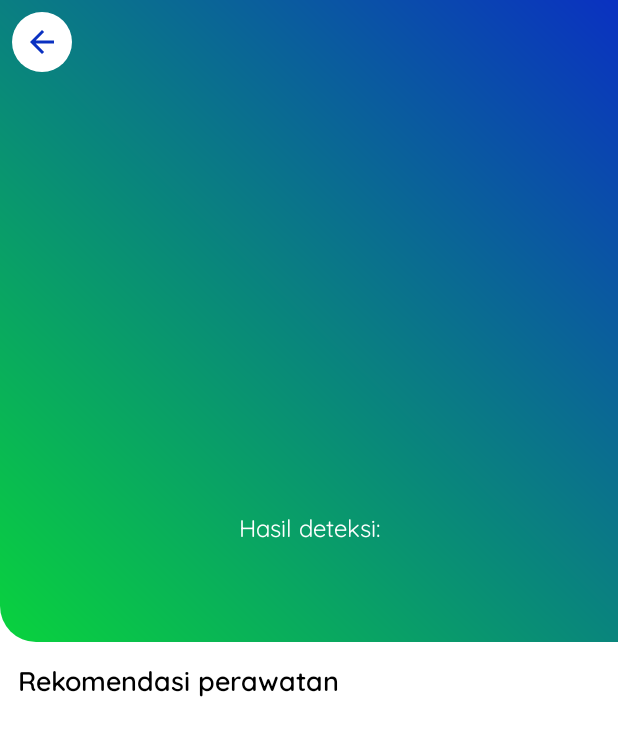
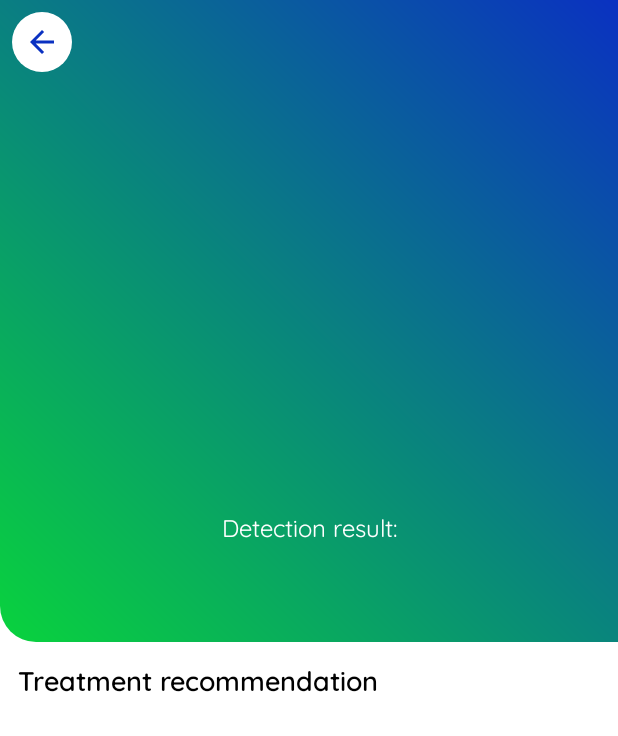
Before and after one commit to nfach98/easeplantz, an Android app: the ResultActivity screen opened directly, with no data from a screen before it, on a phone screen of 412 x 824 dp. Shown: the top 736 px of the screen. Run offline under Robolectric (Android 15) with nearby library versions, the phone set to English and light mode, and no system bars; our stand-ins replace Picasso; plain views replace RoundedImageView; pictures from the network do not load; 1 statement that could not run was skipped.

Commit message:
add english language

```diff
--- a/android/app/src/main/res/values/strings.xml
+++ b/android/app/src/main/res/values/strings.xml
@@ -1,8 +1,8 @@
 <resources>
     <string name="app_name">easeplantz</string>
     <string name="title">nama item</string>
-    <string name="choose_plants">Pilih tumbuhan</string>
-    <string name="message_wait">Tunggu sebentar … \neaseplantz sedang memproses data Anda</string>
-    <string name="recommendation">Rekomendasi perawatan</string>
-    <string name="detection_result">Hasil deteksi:</string>
+    <string name="choose_plants">Choose plants</string>
+    <string name="message_wait">Wait a second … \neaseplantz is processing your data</string>
+    <string name="recommendation">Treatment recommendation</string>
+    <string name="detection_result">Detection result:</string>
 </resources>
```
Also changed, not shown: 1 other file.
